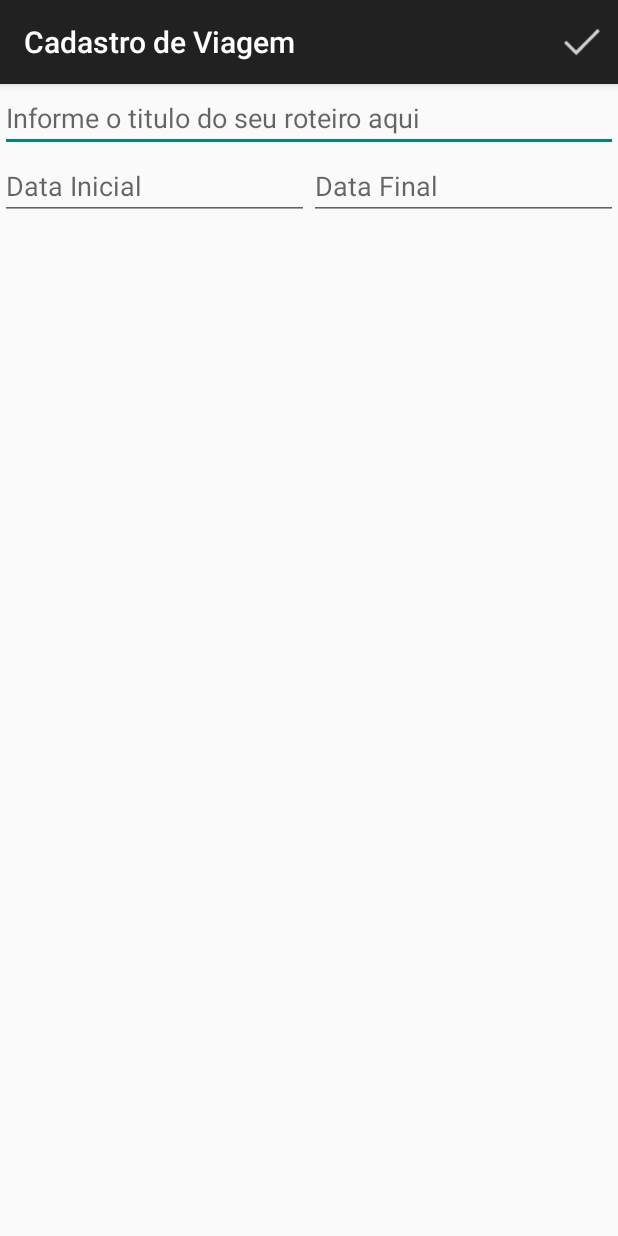
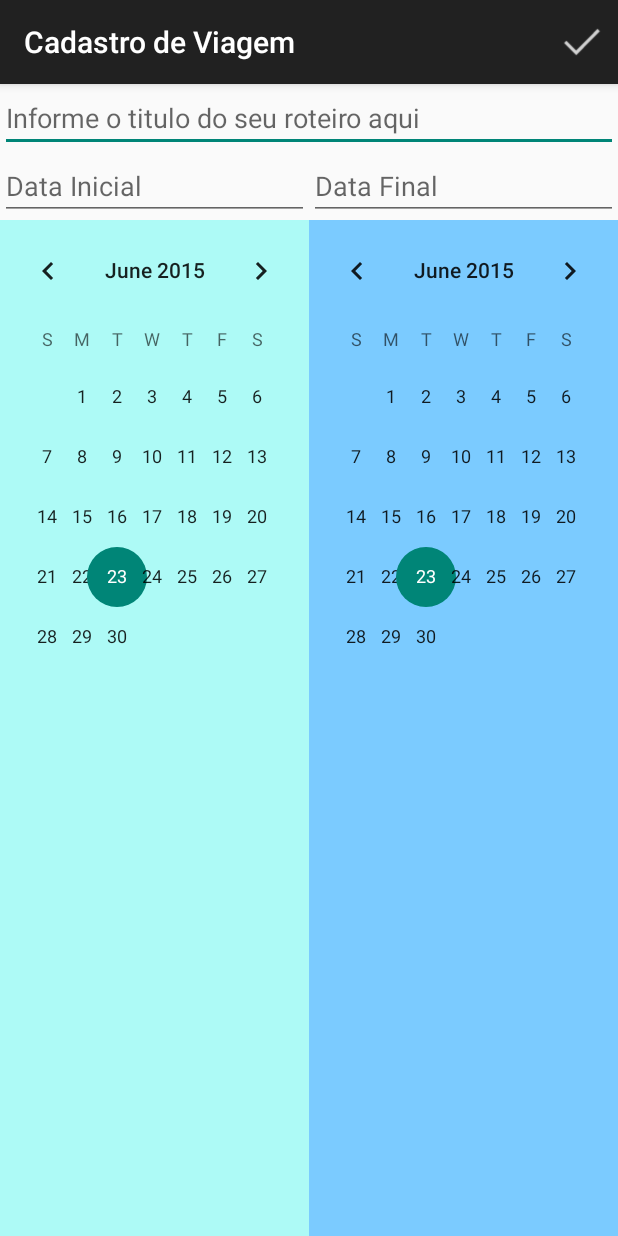
Before and after one commit to MathBrandino/RoteiroApp, an Android app: the FormularioViagemActivity screen opened directly, with no data from a screen before it, on a phone screen of 412 x 824 dp. Run offline under Robolectric (Android 15) with nearby library versions, the phone set to English and light mode, and no system bars.

Commit message:
adicao de calendarios para melhor utilizacao

```diff
--- a/src/main/java/br/com/caelum/roteirosapp/activity/adapter/RoteiroAdapter.java
+++ b/src/main/java/br/com/caelum/roteirosapp/activity/adapter/RoteiroAdapter.java
@@ -54,6 +54,7 @@
         TextView nome = (TextView) view.findViewById(R.id.viagem_nome);
         nome.setText(viagem.getNome());
 
+
         TextView dataInicio = (TextView) view.findViewById(R.id.viagem_inicio);
         dataInicio.setText(viagem.getDataInicio().toString());
 
--- a/src/main/java/br/com/caelum/roteirosapp/activity/fragment/MapaRoteiroFragment.java
+++ b/src/main/java/br/com/caelum/roteirosapp/activity/fragment/MapaRoteiroFragment.java
@@ -57,7 +57,7 @@
             markerOptions.title(viagem.getNome()).snippet(parada.getDescricao()).visible(true).position(latLngNovo);
 
             PolylineOptions polylineOptions = new PolylineOptions();
-            polylineOptions.add(latLng, latLngNovo).visible(true).width(6).color(Color.BLUE);
+            polylineOptions.add(latLng, latLngNovo).visible(true).color(Color.BLUE);
 
             map.addMarker(markerOptions);
             map.addPolyline(polylineOptions);
--- a/src/main/java/br/com/caelum/roteirosapp/activity/modelo/Parada.java
+++ b/src/main/java/br/com/caelum/roteirosapp/activity/modelo/Parada.java
@@ -53,10 +53,6 @@
         this.caminhoDaFoto = caminhoDaFoto;
     }
 
-    @Override
-    public String toString() {
-        return descricao;
-    }
 
 
 }
--- a/src/main/java/br/com/caelum/roteirosapp/activity/modelo/Viagem.java
+++ b/src/main/java/br/com/caelum/roteirosapp/activity/modelo/Viagem.java
@@ -43,9 +43,4 @@
     public void setNome(String nome) {
         this.nome = nome;
     }
-
-    @Override
-    public String toString() {
-        return getDataFinal();
-    }
 }
--- a/src/main/res/layout/activity_formulario_viagem.xml
+++ b/src/main/res/layout/activity_formulario_viagem.xml
@@ -30,5 +30,20 @@
             android:id="@+id/formulario_viagem_data_final"/>
 
     </LinearLayout>
+    <LinearLayout
+        android:layout_width="match_parent"
+        android:layout_height="match_parent">
+        <CalendarView
+            android:layout_width="0dp"
+            android:layout_weight="1"
+            android:layout_height="match_parent"
+            android:background="@color/linha_impar"
+            />
 
+        <CalendarView
+            android:layout_width="0dp"
+            android:layout_height="match_parent"
+            android:layout_weight="1"
+            android:background="@color/linha_par"/>
+    </LinearLayout>
 </LinearLayout>
```
Also changed, not shown: src/main/res/layout/roteiro_parada_item.xml (+1 -9 lines).
